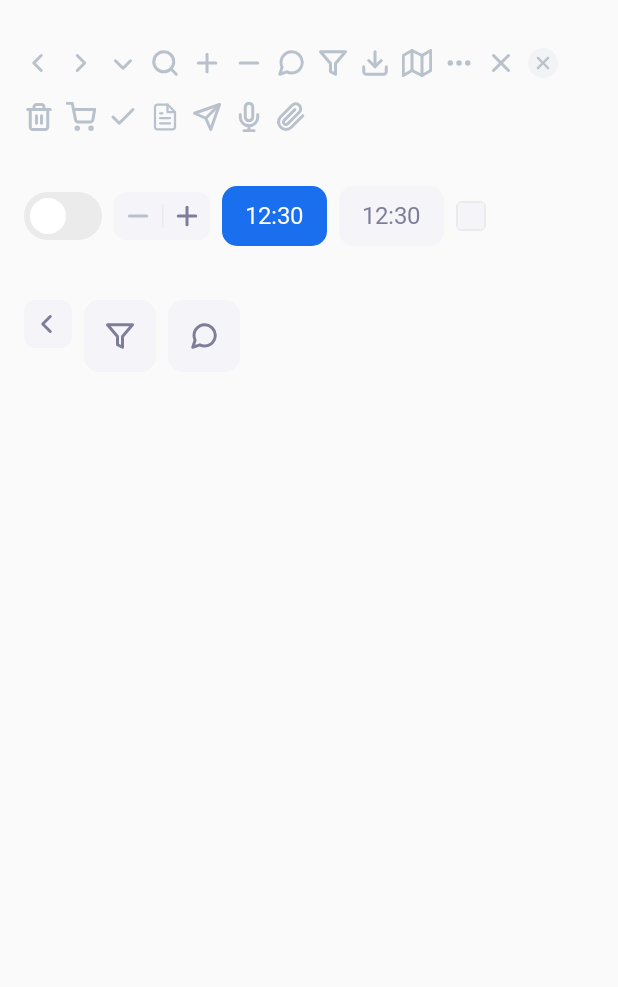
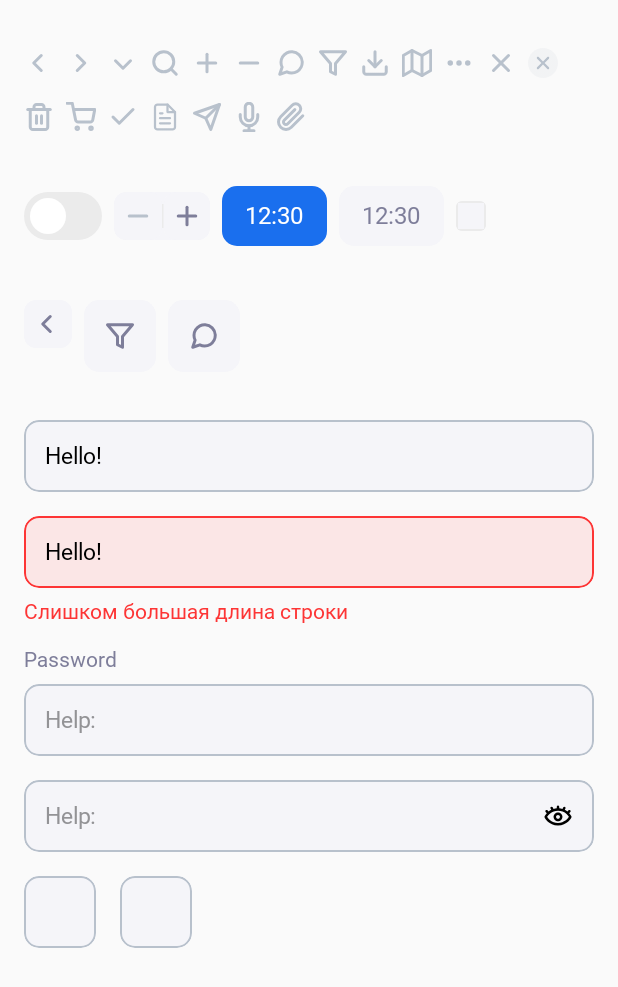
Before and after one commit to Vrs-Alex/StudyMatuleApp, an Android app built with Jetpack Compose: the screen it shows after launch (MainActivity), on a phone screen of 412 x 824 dp. Shown: the top 987 px of the screen. Run offline under Robolectric (Android 15) with nearby library versions, the phone set to English and light mode, and no system bars; Roboto replaces fonts that are not available here.

Commit message:
Added inputs

```diff
--- a/Android/Library/app/src/main/java/vrsalex/matule/uikit/MainActivity.kt
+++ b/Android/Library/app/src/main/java/vrsalex/matule/uikit/MainActivity.kt
@@ -14,6 +14,7 @@ import androidx.compose.ui.Modifier
 import androidx.compose.ui.unit.dp
 import vrsalex.matule.uikit.show.ShowButton
 import vrsalex.matule.uikit.show.ShowControllers
+import vrsalex.matule.uikit.show.ShowInput
 import vrsalex.matule.uikit.show.ShowSystemIcon
 import vrsalex.matule.uikit.theme.AppTheme
 
@@ -35,6 +36,10 @@ class MainActivity : ComponentActivity() {
                     Spacer(modifier = Modifier.height(32.dp))
 
                     ShowButton()
+
+                    Spacer(modifier = Modifier.height(32.dp))
+
+                    ShowInput()
                 }
             }
         }
--- /dev/null
+++ b/Android/Library/app/src/main/java/vrsalex/matule/uikit/show/ShowInput.kt
@@ -0,0 +1,69 @@
+package vrsalex.matule.uikit.show
+
+import androidx.compose.foundation.layout.Arrangement
+import androidx.compose.foundation.layout.Column
+import androidx.compose.foundation.layout.Row
+import androidx.compose.runtime.Composable
+import androidx.compose.runtime.getValue
+import androidx.compose.runtime.mutableStateOf
+import androidx.compose.runtime.remember
+import androidx.compose.runtime.setValue
+import androidx.compose.ui.unit.dp
+import vrsalex.matule.uikit.component.input.EnterInputField
+import vrsalex.matule.uikit.component.input.SingleInputField
+
+@Composable
+fun ShowInput() {
+
+
+    Column(verticalArrangement = Arrangement.spacedBy(16.dp)) {
+
+
+        var text by remember { mutableStateOf("Hello!") }
+        EnterInputField(
+            value = text,
+            onValueChange = { text = it },
+            placeholder = "Help: "
+        )
+
+        var text3 by remember { mutableStateOf("Hello!") }
+        EnterInputField(
+            value = text3,
+            onValueChange = { text3 = it },
+            placeholder = "Help: ",
+            error = "Слишком большая длина строки"
+        )
+
+        var text4 by remember { mutableStateOf("") }
+        EnterInputField(
+            value = text4,
+            onValueChange = { text4 = it },
+            placeholder = "Help: ",
+            label = "Password"
+        )
+
+        var text1 by remember { mutableStateOf("") }
+        EnterInputField(
+            value = text1,
+            onValueChange = { text1 = it },
+            placeholder = "Help: ",
+            isPassword = true
+        )
+
+
+        Row(horizontalArrangement = Arrangement.spacedBy(16.dp)) {
+            var text11 by remember { mutableStateOf("") }
+            var text12 by remember { mutableStateOf("") }
+            SingleInputField(
+                value = text11,
+                onValueChange = { text11 = it }
+            )
+
+            SingleInputField(
+                value = text12,
+                onValueChange = { text12 = it }
+            )
+        }
+    }
+
+}
--- a/Android/Library/uikit/src/main/java/vrsalex/matule/uikit/component/input/BasicInput.kt
+++ /dev/null
@@ -1,8 +0,0 @@
-package vrsalex.matule.uikit.component.input
-
-import androidx.compose.runtime.Composable
-
-@Composable
-fun BasicInput() {
-    // 02:02:38,83
-}
--- /dev/null
+++ b/Android/Library/uikit/src/main/java/vrsalex/matule/uikit/component/input/EnterInputField.kt
@@ -0,0 +1,132 @@
+package vrsalex.matule.uikit.component.input
+
+import androidx.compose.animation.animateColorAsState
+import androidx.compose.foundation.BorderStroke
+import androidx.compose.foundation.background
+import androidx.compose.foundation.border
+import androidx.compose.foundation.clickable
+import androidx.compose.foundation.layout.Arrangement
+import androidx.compose.foundation.layout.Box
+import androidx.compose.foundation.layout.Column
+import androidx.compose.foundation.layout.Row
+import androidx.compose.foundation.layout.fillMaxWidth
+import androidx.compose.foundation.layout.height
+import androidx.compose.foundation.layout.padding
+import androidx.compose.foundation.layout.size
+import androidx.compose.foundation.shape.RoundedCornerShape
+import androidx.compose.foundation.text.BasicTextField
+import androidx.compose.foundation.text.KeyboardOptions
+import androidx.compose.material3.Icon
+import androidx.compose.material3.Text
+import androidx.compose.runtime.Composable
+import androidx.compose.runtime.getValue
+import androidx.compose.runtime.mutableStateOf
+import androidx.compose.runtime.remember
+import androidx.compose.runtime.setValue
+import androidx.compose.ui.Alignment
+import androidx.compose.ui.Modifier
+import androidx.compose.ui.draw.clip
+import androidx.compose.ui.focus.FocusRequester
+import androidx.compose.ui.focus.focusRequester
+import androidx.compose.ui.focus.onFocusChanged
+import androidx.compose.ui.graphics.SolidColor
+import androidx.compose.ui.res.painterResource
+import androidx.compose.ui.text.input.PasswordVisualTransformation
+import androidx.compose.ui.text.input.VisualTransformation
+import androidx.compose.ui.unit.dp
+import vrsalex.matule.uikit.R
+import vrsalex.matule.uikit.theme.AppTheme
+import vrsalex.matule.uikit.theme.Black
+
+@Composable
+fun EnterInputField(
+    value: String,
+    onValueChange: (String) -> Unit,
+    placeholder: String,
+    modifier: Modifier = Modifier,
+    label: String? = null,
+    error: String? = null,
+    isPassword: Boolean = false,
+    keyboardOptions: KeyboardOptions = KeyboardOptions.Default
+) {
+    val focusRequest = remember { FocusRequester() }
+    var isFocused by remember { mutableStateOf(false) }
+    var showPassword by remember { mutableStateOf(false) }
+
+    val backgroundTextField by animateColorAsState(
+        if (error != null) AppTheme.colors.error.copy(alpha = 0.1f)
+        else AppTheme.colors.inputBg
+    )
+    val borderColor by animateColorAsState(
+        when {
+            error != null -> AppTheme.colors.error
+            isFocused -> AppTheme.colors.accent.copy(alpha = 0.5f)
+            else -> AppTheme.colors.inputIcon
+        }
+    )
+
+    Column(
+        modifier = modifier.fillMaxWidth(),
+        verticalArrangement = Arrangement.spacedBy(8.dp, Alignment.CenterVertically)
+    ) {
+        if (label != null){
+            Text(
+                text = label,
+                style = AppTheme.typography.captionRegular,
+                color = AppTheme.colors.description
+            )
+        }
+        Row(
+            modifier = Modifier
+                .fillMaxWidth()
+                .height(48.dp)
+                .clip(RoundedCornerShape(10.dp))
+                .border(1.dp, borderColor, RoundedCornerShape(10.dp))
+                .background(backgroundTextField)
+                .padding(14.dp),
+            verticalAlignment = Alignment.CenterVertically
+        ) {
+            BasicTextField(
+                value = value,
+                onValueChange = onValueChange,
+                modifier = Modifier.fillMaxWidth().weight(1f)
+                    .focusRequester(focusRequest)
+                    .onFocusChanged {
+                        isFocused = it.hasFocus
+                    },
+                singleLine = true,
+                cursorBrush = SolidColor(AppTheme.colors.accent),
+                textStyle = AppTheme.typography.textRegular.copy(color = Black),
+                keyboardOptions = keyboardOptions,
+                visualTransformation = if (!showPassword && isPassword) {
+                    PasswordVisualTransformation(mask = '*')
+                } else {
+                    VisualTransformation.None
+                },
+                decorationBox = { innerTextField ->
+                    Box(modifier = Modifier.weight(1f)) {
+                        if (value.isEmpty()) {
+                            Text(placeholder, style = AppTheme.typography.textRegular, color = AppTheme.colors.caption)
+                        }
+                        innerTextField()
+                    }
+                }
+            )
+            if (isPassword){
+                val icon = if (showPassword) R.drawable.close_eyes
+                    else R.drawable.open_eyes
+
+                Icon(
+                    painter = painterResource(id = icon),
+                    tint = Black,
+                    contentDescription = "Show password",
+                    modifier = Modifier.size(20.dp).clickable { showPassword = !showPassword }
+                )
+            }
+        }
+        if (error != null){
+            Text(text = error, style = AppTheme.typography.captionRegular, color = AppTheme.colors.error)
+        }
+    }
+
+}
--- /dev/null
+++ b/Android/Library/uikit/src/main/java/vrsalex/matule/uikit/component/input/SingleInputField.kt
@@ -0,0 +1,70 @@
+package vrsalex.matule.uikit.component.input
+
+import androidx.compose.animation.animateColorAsState
+import androidx.compose.foundation.background
+import androidx.compose.foundation.border
+import androidx.compose.foundation.layout.Box
+import androidx.compose.foundation.layout.fillMaxSize
+import androidx.compose.foundation.layout.size
+import androidx.compose.foundation.shape.RoundedCornerShape
+import androidx.compose.foundation.text.BasicTextField
+import androidx.compose.foundation.text.KeyboardOptions
+import androidx.compose.runtime.Composable
+import androidx.compose.runtime.getValue
+import androidx.compose.runtime.mutableStateOf
+import androidx.compose.runtime.remember
+import androidx.compose.runtime.setValue
+import androidx.compose.ui.Alignment
+import androidx.compose.ui.Modifier
+import androidx.compose.ui.draw.clip
+import androidx.compose.ui.focus.FocusRequester
+import androidx.compose.ui.focus.focusRequester
+import androidx.compose.ui.focus.onFocusChanged
+import androidx.compose.ui.text.input.ImeAction
+import androidx.compose.ui.text.input.KeyboardType
+import androidx.compose.ui.text.style.TextAlign
+import androidx.compose.ui.unit.dp
+import vrsalex.matule.uikit.theme.AppTheme
+
+@Composable
+fun SingleInputField(
+    value: String,
+    onValueChange: (String) -> Unit,
+    modifier: Modifier = Modifier,
+) {
+
+    val focusRequest = remember { FocusRequester() }
+    var isFocused by remember { mutableStateOf(false) }
+
+    val borderColor by animateColorAsState(
+        when {
+            isFocused -> AppTheme.colors.accent.copy(alpha = 0.5f)
+            else -> AppTheme.colors.inputIcon
+        }
+    )
+
+    Box(
+        modifier = modifier.size(48.dp)
+            .clip(RoundedCornerShape(10.dp))
+            .background(AppTheme.colors.inputBg)
+            .border(1.dp, borderColor, RoundedCornerShape(10.dp)),
+        contentAlignment = Alignment.Center
+    ){
+        BasicTextField(
+            value = value,
+            onValueChange = onValueChange,
+            modifier = Modifier.fillMaxSize().focusRequester(focusRequest).onFocusChanged{ isFocused = it.hasFocus },
+            keyboardOptions = KeyboardOptions(keyboardType = KeyboardType.Number),
+            textStyle = AppTheme.typography.title2Regular.copy(color = AppTheme.colors.caption, textAlign = TextAlign.Center),
+            singleLine = true,
+            maxLines = 1,
+            decorationBox = {
+                Box(modifier = Modifier.fillMaxSize(),
+                    contentAlignment = Alignment.Center
+                ){
+                    it()
+                }
+            }
+        )
+    }
+}
--- a/Android/Library/uikit/src/main/java/vrsalex/matule/uikit/theme/Theme.kt
+++ b/Android/Library/uikit/src/main/java/vrsalex/matule/uikit/theme/Theme.kt
@@ -128,7 +128,8 @@ private val title1Base = TextStyle(
     fontWeight = FontWeight.Normal,
     fontSize = 24.sp,
     lineHeight = 28.sp,
-    letterSpacing = 0.0033.em
+    letterSpacing = 0.0033.em,
+    color = White
 )
 
 private val title2Base = TextStyle(
@@ -136,7 +137,8 @@ private val title2Base = TextStyle(
     fontWeight = FontWeight.Normal,
     fontSize = 20.sp,
     lineHeight = 28.sp,
-    letterSpacing = 0.0038.em
+    letterSpacing = 0.0038.em,
+    color = White
 )
 
 private val title3Base = TextStyle(
@@ -144,7 +146,8 @@ private val title3Base = TextStyle(
     fontWeight = FontWeight.Normal,
     fontSize = 17.sp,
     lineHeight = 24.sp,
-    letterSpacing = 0.em
+    letterSpacing = 0.em,
+    color = White
 )
 
 private val headLineBase = TextStyle(
@@ -152,7 +155,8 @@ private val headLineBase = TextStyle(
     fontWeight = FontWeight.Normal,
     fontSize = 16.sp,
     lineHeight = 20.sp,
-    letterSpacing = -(0.0032).em
+    letterSpacing = -(0.0032).em,
+    color = White
 )
 
 private val textBase = TextStyle(
@@ -160,7 +164,8 @@ private val textBase = TextStyle(
     fontWeight = FontWeight.Normal,
     fontSize = 15.sp,
     lineHeight = 20.sp,
-    letterSpacing = 0.em
+    letterSpacing = 0.em,
+    color = White
 )
 
 private val captionBase = TextStyle(
@@ -168,7 +173,8 @@ private val captionBase = TextStyle(
     fontWeight = FontWeight.Normal,
     fontSize = 14.sp,
     lineHeight = 20.sp,
-    letterSpacing = 0.em
+    letterSpacing = 0.em,
+    color = White
 )
 
 private val caption2Base = TextStyle(
@@ -176,5 +182,6 @@ private val caption2Base = TextStyle(
     fontWeight = FontWeight.Normal,
     fontSize = 12.sp,
     lineHeight = 16.sp,
-    letterSpacing = 0.em
+    letterSpacing = 0.em,
+    color = White
 )
--- /dev/null
+++ b/Android/Library/uikit/src/main/res/drawable/close_eyes.xml
@@ -0,0 +1,9 @@
+<vector xmlns:android="http://schemas.android.com/apk/res/android"
+    android:width="18dp"
+    android:height="18dp"
+    android:viewportWidth="18"
+    android:viewportHeight="18">
+  <path
+      android:pathData="M0.704,0.12C0.544,-0.04 0.284,-0.04 0.124,0.12C-0.037,0.28 -0.037,0.541 0.124,0.701L3.664,4.241C2.2,5.377 0.974,6.791 0.057,8.401C-0.019,8.531 -0.019,8.69 0.057,8.82C1.924,11.974 4.305,13.962 6.944,14.57C7.492,14.697 8.052,14.76 8.614,14.76C10.13,14.739 11.609,14.287 12.878,13.456L16.522,17.101V17.101C16.683,17.261 16.942,17.261 17.103,17.101C17.263,16.941 17.263,16.681 17.103,16.52L0.704,0.12ZM6.906,7.482L9.743,10.319H9.743C9.214,10.665 8.554,10.747 7.957,10.541C7.359,10.336 6.889,9.866 6.684,9.269C6.478,8.67 6.56,8.011 6.906,7.482L6.906,7.482ZM7.131,13.771C4.775,13.228 2.621,11.445 0.892,8.611H0.892C1.752,7.141 2.891,5.854 4.247,4.823L6.324,6.901C5.765,7.64 5.599,8.605 5.879,9.489C6.16,10.373 6.853,11.065 7.736,11.346C8.62,11.627 9.585,11.46 10.325,10.901L12.286,12.862H12.286C10.755,13.833 8.902,14.159 7.131,13.771L7.131,13.771ZM8.913,6.591L8.114,5.791C8.278,5.758 8.446,5.741 8.614,5.741C9.375,5.741 10.105,6.043 10.643,6.581C11.182,7.119 11.484,7.849 11.484,8.611C11.483,8.779 11.466,8.946 11.433,9.111L10.634,8.311H10.634C10.569,7.878 10.367,7.477 10.057,7.167C9.748,6.857 9.347,6.655 8.913,6.591ZM17.167,8.402V8.401C17.243,8.531 17.243,8.69 17.167,8.82C16.445,10.063 15.551,11.197 14.51,12.188L13.929,11.606V11.606C14.864,10.722 15.674,9.714 16.336,8.611C14.237,5.171 11.502,3.281 8.614,3.281C7.755,3.289 6.906,3.462 6.112,3.79L5.476,3.154C6.462,2.705 7.531,2.468 8.614,2.461C11.863,2.461 14.9,4.57 17.167,8.402L17.167,8.402Z"
+      android:fillColor="#000000"/>
+</vector>
--- /dev/null
+++ b/Android/Library/uikit/src/main/res/drawable/open_eyes.xml
@@ -0,0 +1,12 @@
+<vector xmlns:android="http://schemas.android.com/apk/res/android"
+    android:width="20dp"
+    android:height="19dp"
+    android:viewportWidth="20"
+    android:viewportHeight="19">
+  <path
+      android:pathData="M10,6.956C9.216,6.955 8.464,7.266 7.909,7.82C7.355,8.374 7.043,9.126 7.043,9.91C7.042,10.694 7.353,11.446 7.908,12C8.462,12.555 9.214,12.867 9.998,12.867C10.782,12.867 11.534,12.556 12.088,12.001C12.642,11.447 12.954,10.695 12.954,9.911C12.953,9.128 12.642,8.376 12.088,7.822C11.535,7.268 10.783,6.956 10,6.956L10,6.956ZM10,11.225C9.651,11.226 9.316,11.087 9.069,10.84C8.822,10.594 8.683,10.259 8.682,9.91C8.682,9.561 8.821,9.226 9.068,8.979C9.315,8.732 9.65,8.594 9.999,8.594C10.348,8.594 10.683,8.733 10.929,8.98C11.176,9.227 11.314,9.562 11.314,9.911C11.313,10.259 11.175,10.594 10.929,10.84C10.682,11.086 10.348,11.225 10,11.225L10,11.225Z"
+      android:fillColor="#000000"/>
+  <path
+      android:pathData="M17.471,7.507L18.226,6.666C18.421,6.447 18.485,6.141 18.393,5.863C18.302,5.584 18.069,5.376 17.782,5.316C17.495,5.256 17.198,5.354 17.003,5.572L16.274,6.381V6.381C15.722,5.933 15.124,5.544 14.49,5.222L14.982,4.311V4.311C15.087,4.059 15.06,3.771 14.91,3.543C14.759,3.315 14.505,3.177 14.231,3.175C13.958,3.173 13.702,3.307 13.548,3.533L12.967,4.605C12.268,4.393 11.548,4.258 10.82,4.204V3.169C10.82,2.876 10.664,2.605 10.41,2.459C10.156,2.312 9.844,2.312 9.59,2.459C9.336,2.605 9.18,2.876 9.18,3.169V4.202C8.452,4.256 7.732,4.391 7.034,4.603L6.452,3.533C6.313,3.275 6.047,3.112 5.754,3.103C5.461,3.095 5.186,3.244 5.032,3.493C4.879,3.743 4.87,4.055 5.009,4.313L5.501,5.224C4.867,5.546 4.269,5.935 3.717,6.383L2.988,5.574V5.574C2.793,5.356 2.496,5.258 2.209,5.318C1.922,5.378 1.689,5.586 1.598,5.865C1.506,6.143 1.57,6.449 1.765,6.667L2.529,7.507C1.959,8.123 1.469,8.808 1.071,9.546C0.958,9.776 0.958,10.046 1.071,10.275C1.182,10.496 3.83,15.649 10,15.649C16.17,15.649 18.824,10.496 18.929,10.275C19.043,10.046 19.043,9.776 18.929,9.546C18.531,8.808 18.041,8.123 17.471,7.507L17.471,7.507ZM10,14.009C5.683,14.009 3.416,10.988 2.746,9.911C3.418,8.847 5.712,5.809 10,5.809C11.033,5.802 12.059,5.988 13.025,6.356L13.098,6.385H13.098C14.068,6.775 14.957,7.341 15.72,8.056C15.745,8.085 15.771,8.116 15.8,8.144C15.829,8.171 15.84,8.173 15.858,8.187L15.858,8.187C16.392,8.704 16.86,9.282 17.254,9.911C16.582,10.974 14.288,14.009 10,14.009L10,14.009Z"
+      android:fillColor="#000000"/>
+</vector>
```
